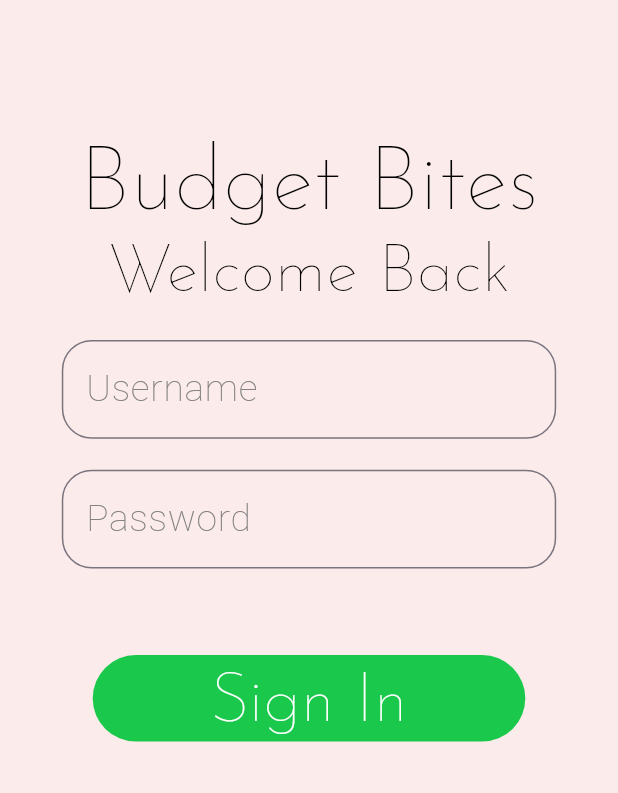
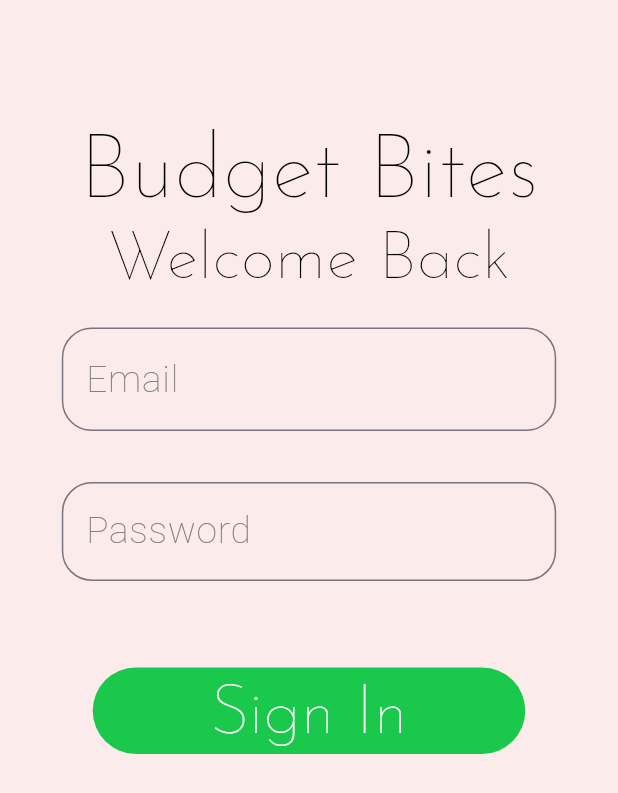
Before and after one commit to acompalas/Sustainabites_AI, a Flutter app: the signInPage screen opened directly, on a phone screen of 412 x 824 dp. Shown: the top 793 px of the screen. Run offline on Flutter 3.47's test engine with Material 3 defaults, Android fonts, the phone set to English and light mode, and no system bars; our stand-ins replace firebase_analytics, firebase_auth, firebase_core; accounts and stored records are empty.

Commit message:
Sign into existing account authentication

```diff
--- a/bites/budget_bites/lib/SignInUp/signInPage.dart
+++ b/bites/budget_bites/lib/SignInUp/signInPage.dart
@@ -10,6 +10,13 @@ import 'package:flutter/material.dart';
 import 'package:budget_bites/main.dart';
 import 'package:budget_bites/themes/appColorTheme.dart';
 import 'package:budget_bites/themes/appTextTheme.dart';
+import 'package:budget_bites/services/auth.dart';
+
+String _email = "";
+String _pass = "";
+
+final _formKeyEmail = GlobalKey<FormState>();
+final _formKeyPass = GlobalKey<FormState>();
 
 class signInPage extends StatefulWidget {
   @override
@@ -18,6 +25,18 @@ class signInPage extends StatefulWidget {
 
 class _signInPage extends State<signInPage> {
   //const signInPage({super.key});
+
+  Future<bool> signIntoAccount(String email, String pass) async {
+  final AuthService _auth = AuthService();
+
+  dynamic result = await _auth.signIn(email, pass);
+
+  if (result == false) {
+    return false;
+  } else {
+    return true;
+  }
+}
 
   @override
   Widget build(BuildContext context) {
@@ -65,7 +84,7 @@ class _signInPage extends State<signInPage> {
                       Padding(
                           padding:
                               EdgeInsets.only(bottom: screenHeight * .025)),
-                      enterUsernameText(),
+                      enterEmailText(),
                       Padding(
                           padding:
                               EdgeInsets.only(bottom: screenHeight * .025)),
@@ -73,7 +92,7 @@ class _signInPage extends State<signInPage> {
                       Padding(
                         padding: EdgeInsets.only(bottom: screenHeight * .07),
                       ),
-                      signInButton(),
+                      signInButton(signIntoAccount: signIntoAccount,),
                       Padding(
                         padding: EdgeInsets.only(
                           bottom: screenHeight * .3,
@@ -85,36 +104,77 @@ class _signInPage extends State<signInPage> {
   }
 }
 
-class enterUsernameText extends StatelessWidget {
-  enterUsernameText({super.key});
+class enterEmailText extends StatefulWidget{
   @override
-  Widget build(BuildContext context) {
-    return SizedBox(
+  _enterEmailTextState createState()=> _enterEmailTextState();
+}
+
+class _enterEmailTextState extends State<enterEmailText>{
+  TextEditingController _emailController = TextEditingController();
+  String? _emailError;
+
+  bool isEmailValid(String email) {
+    // Basic email validation using regex
+    // You can implement more complex validation if needed
+    return RegExp(r'^[\w-\.]+@[a-zA-Z]+\.[a-zA-Z]{2,}$').hasMatch(email);
+  }
+
+  @override
+  Widget build(BuildContext context){
+    return Form(
+      key: _formKeyEmail,
+      child: SizedBox(
         width: screenWidth * .8,
-        height: screenHeight * .08,
-        child: TextField(
+        height: screenHeight * .1,
+        child: TextFormField(
           decoration: InputDecoration(
             fillColor: appColorTheme.textLabelBackground,
             filled: false,
             border: OutlineInputBorder(
               borderRadius: BorderRadius.circular(20.0),
             ),
-            hintText: 'Username',
+            hintText: 'Email',
             hintStyle: appTextTheme.signInUpTextLabel,
             hintMaxLines: 1,
+            errorText: _emailError,
           ),
-        ));
+          validator: (val) {
+            if (val == null || val.isEmpty) {
+              return 'Email is required';
+            } else if (!isEmailValid(val)) {
+              return 'Enter a valid email address';
+            }
+            return null; // Return null when validation passes
+          },
+          onChanged: (val) {
+            setState(() {
+              // Clear error text when the input changes
+              _emailError = null;
+            });
+            _email = val;
+          },
+        ),
+      ),
+    );
   }
 }
 
-class enterPasswordText extends StatelessWidget {
-  enterPasswordText({super.key});
+class enterPasswordText extends StatefulWidget{
   @override
-  Widget build(BuildContext context) {
-    return SizedBox(
+  _enterPasswordText createState()=> _enterPasswordText();
+}
+
+class _enterPasswordText extends State<enterPasswordText>{
+
+  String? _pass1Error;
+  @override
+  Widget build(BuildContext context){
+    return Form(
+      key: _formKeyPass,
+      child: SizedBox(
         width: screenWidth * .8,
         height: screenHeight * .08,
-        child: TextField(
+        child : TextFormField(
         obscureText: true,
         obscuringCharacter: '*',
         decoration: InputDecoration(
@@ -126,13 +186,37 @@ class enterPasswordText extends StatelessWidget {
           hintText: 'Password',
           hintStyle: appTextTheme.signInUpTextLabel,
           hintMaxLines: 1,
+          errorText: _pass1Error,
         ),
-        ));
+        validator: (val) {
+          if (val == null || val.isEmpty) {
+            setState(() {
+              _pass1Error = "Please enter a password";
+            });
+            return "Please enter a password";
+          }
+          setState(() {
+            _pass1Error = null; // clear error when passes validation
+          });
+          return null; // return null when validation passes
+        },
+        onChanged: (val) {
+          _pass = val;
+        },
+      )
+      ),
+    );
   }
 }
 
 class signInButton extends StatelessWidget {
-  signInButton({super.key});
+
+  final Function signIntoAccount; // Receive the function
+
+  signInButton({
+    required this.signIntoAccount,
+  });
+
   @override
   Widget build(BuildContext context) {
     return InkWell(
@@ -149,11 +233,25 @@ class signInButton extends StatelessWidget {
           borderRadius: BorderRadius.circular(30),
         ),
       ),
-      onTap: () {
+      onTap: () async {
+        if (_formKeyEmail.currentState!.validate() && _formKeyPass.currentState!.validate()) {
+          bool signInSuccess = await signIntoAccount(_email, _pass);
+          if (!signInSuccess) {
+            // Sign-in failed, show error message
+            ScaffoldMessenger.of(context).showSnackBar(
+              SnackBar(
+                content: Text('Account does not exist or incorrect password.'),
+                backgroundColor: Colors.red,
+              ),
+            );
+          } else {
+            // Sign-in successful, navigate to the next screen
             Navigator.push(
               context,
               MaterialPageRoute(builder: (context) => mainPage()),
             );
+          }
+        }
       },
     );
   }
```
Also changed, not shown: bites/budget_bites/lib/services/auth.dart (+19 -1 lines). Lines whose indentation alone changed are shown as unchanged.
